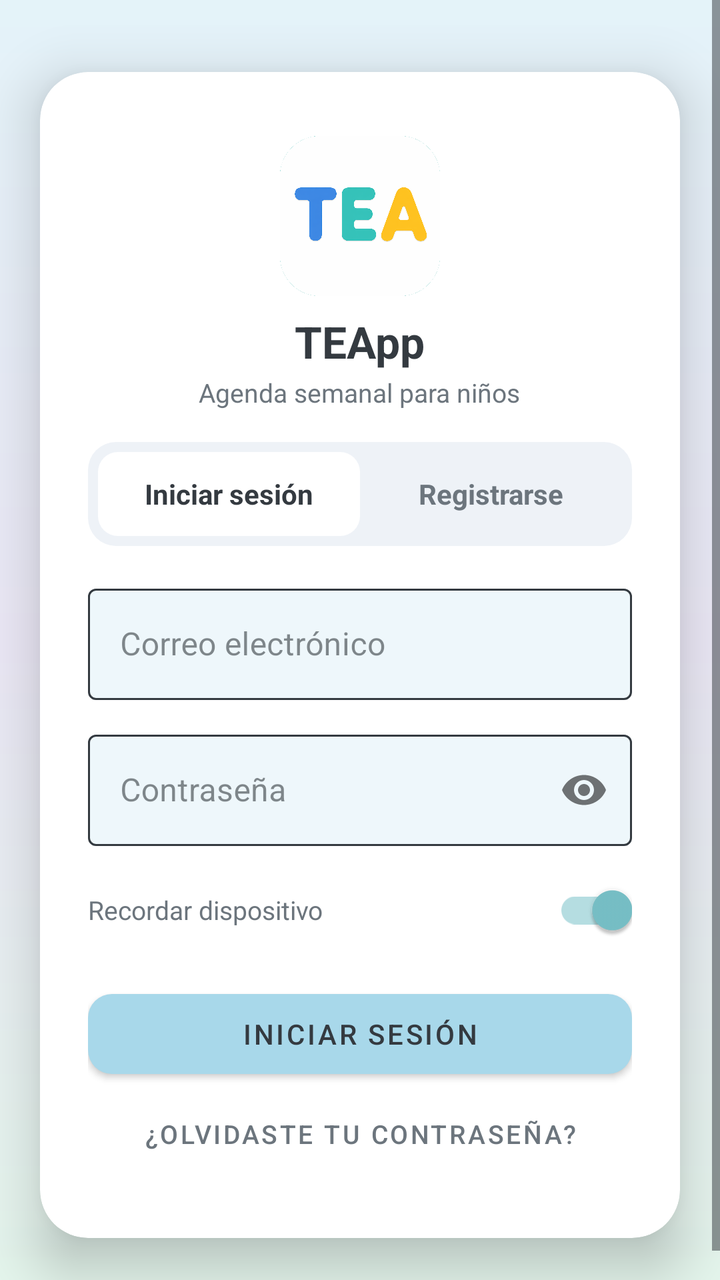
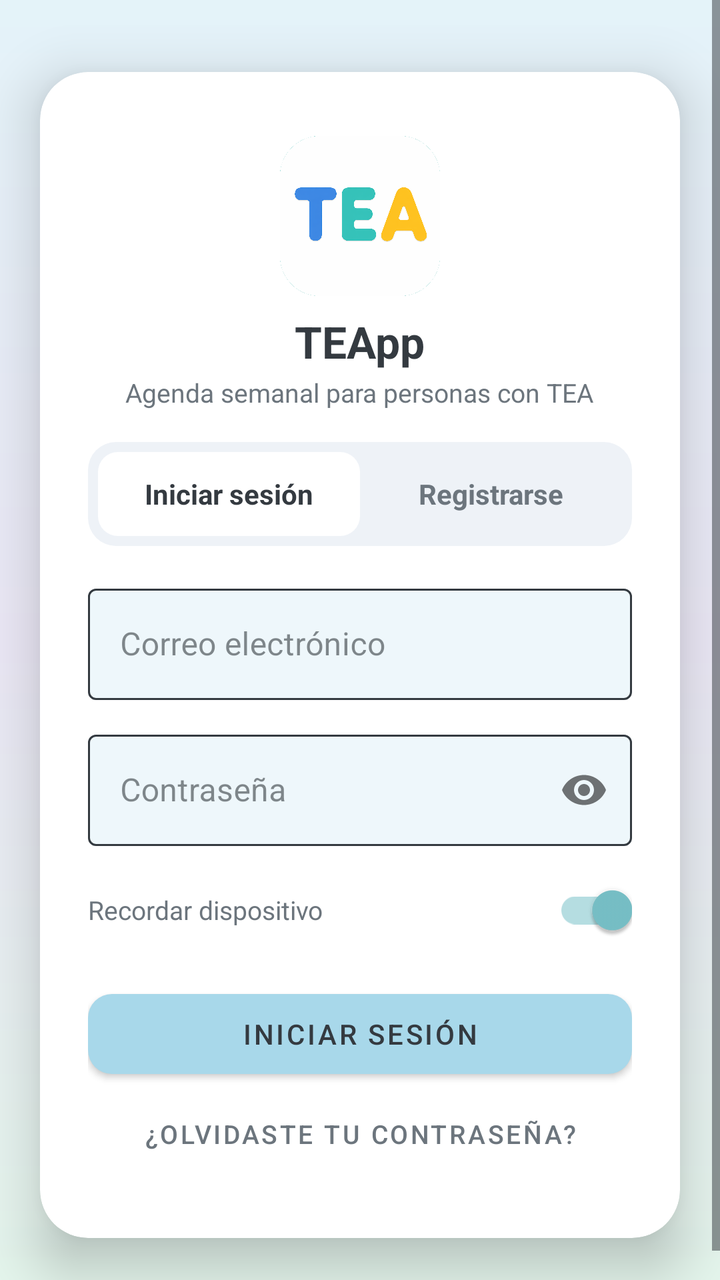

Screens rendered from an Android XML layout before and after an edit, with the pre-edit source and the edit as a unified diff.
<!-- AndroidManifest.xml: application theme Theme.TEApp -->
<!-- res/layout/activity_login.xml -->
<?xml version="1.0" encoding="utf-8"?>
<FrameLayout xmlns:android="http://schemas.android.com/apk/res/android"
    xmlns:app="http://schemas.android.com/apk/res-auto"
    android:layout_width="match_parent"
    android:layout_height="match_parent"
    android:background="@drawable/bg_login_gradient">

    <ScrollView
        android:layout_width="match_parent"
        android:layout_height="match_parent"
        android:fillViewport="true"
        android:clipToPadding="false"
        android:clipChildren="false">

        
        <LinearLayout
            android:layout_width="match_parent"
            android:layout_height="wrap_content"
            android:orientation="vertical"
            android:paddingStart="20dp"
            android:paddingEnd="20dp"
            android:gravity="center_horizontal"
            android:paddingTop="36dp"
            android:paddingBottom="36dp"
            android:clipToPadding="false"
            android:clipChildren="false">

            <androidx.cardview.widget.CardView
                android:layout_width="match_parent"
                android:layout_height="wrap_content"
                app:cardCornerRadius="24dp"
                app:cardElevation="16dp"
                app:cardBackgroundColor="#FFFFFF">

                <LinearLayout
                    android:layout_width="match_parent"
                    android:layout_height="wrap_content"
                    android:orientation="vertical"
                    android:paddingBottom="28dp">

                    
                    <LinearLayout
                        android:layout_width="match_parent"
                        android:layout_height="wrap_content"
                        android:orientation="vertical"
                        android:gravity="center"
                        android:paddingTop="32dp"
                        android:paddingBottom="16dp"
                        android:paddingStart="24dp"
                        android:paddingEnd="24dp">

                        <ImageView
                            android:layout_width="80dp"
                            android:layout_height="80dp"
                            android:src="@drawable/ic_launcher_img"
                            android:scaleType="fitCenter"
                            android:contentDescription="TEApp logo"
                            android:layout_marginBottom="8dp" />

                        <TextView
                            android:layout_width="wrap_content"
                            android:layout_height="wrap_content"
                            android:text="TEApp"
                            android:textSize="22sp"
                            android:textStyle="bold"
                            android:textColor="@color/on_primary" />

                        <TextView
                            android:layout_width="wrap_content"
                            android:layout_height="wrap_content"
                            android:text="Agenda semanal para niños"
                            android:textSize="13sp"
                            android:textColor="@color/text_secondary"
                            android:layout_marginTop="2dp" />

                    </LinearLayout>

                    
                    <LinearLayout
                        android:layout_width="match_parent"
                        android:layout_height="wrap_content"
                        android:orientation="horizontal"
                        android:background="@drawable/bg_pill_tab_container"
                        android:padding="5dp"
                        android:layout_marginStart="24dp"
                        android:layout_marginEnd="24dp"
                        android:layout_marginBottom="4dp">

                        <TextView
                            android:id="@+id/tab_login"
                            android:layout_width="0dp"
                            android:layout_height="42dp"
                            android:layout_weight="1"
                            android:gravity="center"
                            android:text="@string/iniciar_sesion"
                            android:textSize="14sp"
                            android:textStyle="bold"
                            android:textColor="@color/on_primary"
                            android:background="@drawable/bg_pill_tab_active" />

                        <TextView
                            android:id="@+id/tab_register"
                            android:layout_width="0dp"
                            android:layout_height="42dp"
                            android:layout_weight="1"
                            android:gravity="center"
                            android:text="@string/registrarse"
                            android:textSize="14sp"
                            android:textStyle="bold"
                            android:textColor="@color/text_secondary"
                            android:background="@android:color/transparent" />

                    </LinearLayout>

                    
                    <LinearLayout
                        android:layout_width="match_parent"
                        android:layout_height="wrap_content"
                        android:orientation="vertical"
                        android:paddingStart="24dp"
                        android:paddingEnd="24dp"
                        android:paddingTop="12dp">

                        
                        <com.google.android.material.textfield.TextInputLayout
                            android:id="@+id/til_nombre"
                            style="@style/Widget.MaterialComponents.TextInputLayout.OutlinedBox"
                            android:layout_width="match_parent"
                            android:layout_height="wrap_content"
                            android:layout_marginBottom="12dp"
                            android:hint="@string/nombre_completo"
                            android:visibility="gone"
                            app:hintTextColor="@color/text_input_hint"
                            app:boxStrokeColor="@color/text_input_stroke"
                            app:boxBackgroundColor="#EEF7FB">
                            <com.google.android.material.textfield.TextInputEditText
                                android:id="@+id/et_nombre"
                                android:layout_width="match_parent"
                                android:layout_height="wrap_content"
                                android:textColor="@color/on_primary"
                                android:inputType="textPersonName" />
                        </com.google.android.material.textfield.TextInputLayout>

                        
                        <RadioGroup
                            android:id="@+id/radio_group"
                            android:layout_width="match_parent"
                            android:layout_height="wrap_content"
                            android:orientation="horizontal"
                            android:visibility="gone"
                            android:layout_marginBottom="12dp">
                            <RadioButton
                                android:id="@+id/rb_padre"
                                android:layout_width="0dp"
                                android:layout_height="wrap_content"
                                android:layout_weight="1"
                                android:textColor="@color/on_primary"
                                android:text="@string/soy_padre"
                                android:checked="true" />
                            <RadioButton
                                android:id="@+id/rb_terapeuta"
                                android:layout_width="0dp"
                                android:layout_height="wrap_content"
                                android:layout_weight="1"
                                android:textColor="@color/on_primary"
                                android:text="@string/soy_terapeuta" />
                        </RadioGroup>

                        
                        <com.google.android.material.textfield.TextInputLayout
                            android:id="@+id/til_email"
                            style="@style/Widget.MaterialComponents.TextInputLayout.OutlinedBox"
                            android:layout_width="match_parent"
                            android:layout_height="wrap_content"
                            android:layout_marginBottom="12dp"
                            android:hint="@string/correo"
                            app:hintTextColor="@color/text_input_hint"
                            app:boxStrokeColor="@color/text_input_stroke"
                            app:boxBackgroundColor="#EEF7FB">
                            <com.google.android.material.textfield.TextInputEditText
                                android:id="@+id/et_email"
                                android:layout_width="match_parent"
                                android:layout_height="wrap_content"
                                android:textColor="@color/on_primary"
                                android:inputType="textEmailAddress" />
                        </com.google.android.material.textfield.TextInputLayout>

                        
                        <LinearLayout
                            android:id="@+id/til_fecha_nac"
                            android:layout_width="match_parent"
                            android:layout_height="wrap_content"
                            android:orientation="vertical"
                            android:visibility="gone">

                            <TextView
                                android:layout_width="wrap_content"
                                android:layout_height="wrap_content"
                                android:text="@string/fecha_nacimiento"
                                android:textSize="12sp"
                                android:textColor="@color/text_input_hint"
                                android:layout_marginStart="4dp"
                                android:layout_marginBottom="2dp" />

                            <com.google.android.material.textfield.TextInputLayout
                                android:id="@+id/til_fecha_nac_inner"
                                style="@style/Widget.MaterialComponents.TextInputLayout.OutlinedBox"
                                android:layout_width="match_parent"
                                android:layout_height="wrap_content"
                                android:layout_marginBottom="12dp"
                                app:hintEnabled="false"
                                app:boxBackgroundColor="#EEF7FB"
                                app:boxStrokeColor="@color/text_input_stroke">
                                <com.google.android.material.textfield.TextInputEditText
                                    android:id="@+id/et_fecha_nac"
                                    android:layout_width="match_parent"
                                    android:layout_height="wrap_content"
                                    android:textColor="@color/on_primary"
                                    android:textColorHint="@color/text_input_hint"
                                    android:hint="Seleccioná una fecha"
                                    android:focusable="false"
                                    android:clickable="true" />
                            </com.google.android.material.textfield.TextInputLayout>

                        </LinearLayout>

                        
                        <com.google.android.material.textfield.TextInputLayout
                            android:id="@+id/til_password"
                            style="@style/Widget.MaterialComponents.TextInputLayout.OutlinedBox"
                            android:layout_width="match_parent"
                            android:layout_height="wrap_content"
                            android:layout_marginBottom="8dp"
                            android:hint="@string/contrasena"
                            app:passwordToggleEnabled="true"
                            app:hintTextColor="@color/text_input_hint"
                            app:boxStrokeColor="@color/text_input_stroke"
                            app:boxBackgroundColor="#EEF7FB">
                            <com.google.android.material.textfield.TextInputEditText
                                android:id="@+id/et_password"
                                android:layout_width="match_parent"
                                android:layout_height="wrap_content"
                                android:textColor="@color/on_primary"
                                android:inputType="textPassword" />
                        </com.google.android.material.textfield.TextInputLayout>

                        
                        <com.google.android.material.textfield.TextInputLayout
                            android:id="@+id/til_confirm_password"
                            style="@style/Widget.MaterialComponents.TextInputLayout.OutlinedBox"
                            android:layout_width="match_parent"
                            android:layout_height="wrap_content"
                            android:layout_marginBottom="8dp"
                            android:visibility="gone"
                            android:hint="@string/confirmar_contrasena"
                            app:passwordToggleEnabled="true"
                            app:hintTextColor="@color/text_input_hint"
                            app:boxStrokeColor="@color/text_input_stroke"
                            app:boxBackgroundColor="#EEF7FB">
                            <com.google.android.material.textfield.TextInputEditText
                                android:id="@+id/et_confirm_password"
                                android:layout_width="match_parent"
                                android:layout_height="wrap_content"
                                android:textColor="@color/on_primary"
                                android:inputType="textPassword" />
                        </com.google.android.material.textfield.TextInputLayout>

                        
                        <com.google.android.material.switchmaterial.SwitchMaterial
                            android:id="@+id/switch_recordar"
                            android:layout_width="match_parent"
                            android:layout_height="wrap_content"
                            android:text="@string/recordar_dispositivo"
                            android:textColor="@color/text_secondary"
                            android:textSize="13sp"
                            android:checked="true"
                            android:layout_marginBottom="4dp" />

                        
                        <Button
                            android:id="@+id/btn_submit"
                            android:layout_width="match_parent"
                            android:layout_height="52dp"
                            android:layout_marginTop="8dp"
                            android:text="@string/iniciar_sesion"
                            style="@style/Widget.TEApp.Button" />

                        
                        <Button
                            android:id="@+id/btn_olvide"
                            android:layout_width="wrap_content"
                            android:layout_height="wrap_content"
                            android:layout_gravity="center"
                            android:text="@string/olvidaste_contrasena"
                            android:textColor="@color/text_secondary"
                            android:textSize="13sp"
                            style="@style/Widget.MaterialComponents.Button.TextButton" />

                        <ProgressBar
                            android:id="@+id/progress_bar"
                            android:layout_width="wrap_content"
                            android:layout_height="wrap_content"
                            android:layout_gravity="center"
                            android:layout_marginTop="8dp"
                            android:visibility="gone" />

                    </LinearLayout>
                </LinearLayout>
            </androidx.cardview.widget.CardView>

        </LinearLayout>
    </ScrollView>
</FrameLayout>
<!-- resources referenced by this layout -->
<resources>
  <color name="on_primary">#343A40</color>
  <color name="text_secondary">#6C757D</color>
  <!-- drawable bg_login_gradient (drawable) -->
  <?xml version="1.0" encoding="utf-8"?>
  <shape xmlns:android="http://schemas.android.com/apk/res/android"
      android:shape="rectangle">
      <gradient
          android:type="linear"
          android:angle="145"
          android:startColor="#E4F3F9"
          android:centerColor="#EAE7F5"
          android:endColor="#E4F5EC" />
  </shape>
  <!-- drawable bg_pill_tab_active (drawable) -->
  <?xml version="1.0" encoding="utf-8"?>
  <shape xmlns:android="http://schemas.android.com/apk/res/android"
      android:shape="rectangle">
      <solid android:color="#FFFFFF" />
      <corners android:radius="10dp" />
  </shape>
  <!-- drawable bg_pill_tab_container (drawable) -->
  <?xml version="1.0" encoding="utf-8"?>
  <shape xmlns:android="http://schemas.android.com/apk/res/android"
      android:shape="rectangle">
      <solid android:color="#EEF2F7" />
      <corners android:radius="14dp" />
  </shape>
  <!-- drawable ic_launcher_img: png bitmap (drawable, 141925 bytes) -->
  <string name="confirmar_contrasena">Confirmar contraseña</string>
  <string name="contrasena">Contraseña</string>
  <string name="correo">Correo electrónico</string>
  <string name="fecha_nacimiento">Fecha de nacimiento</string>
  <string name="iniciar_sesion">Iniciar sesión</string>
  <string name="nombre_completo">Nombre completo</string>
  <string name="olvidaste_contrasena">¿Olvidaste tu contraseña?</string>
  <string name="recordar_dispositivo">Recordar dispositivo</string>
  <string name="registrarse">Registrarse</string>
  <string name="soy_padre">Soy padre/tutor</string>
  <string name="soy_terapeuta">Soy terapeuta</string>
  <style name="Widget.TEApp.Button" parent="Widget.MaterialComponents.Button">
          <item name="backgroundTint">@color/primary</item>
          <item name="android:textColor">@color/on_primary</item>
          <item name="cornerRadius">12dp</item>
      </style>
  <style name="Theme.TEApp" parent="Theme.MaterialComponents.Light.NoActionBar">
          <item name="colorPrimary">@color/primary</item>
          <item name="colorPrimaryVariant">@color/primary_dark</item>
          <item name="colorOnPrimary">@color/on_primary</item>
          <item name="colorSecondary">@color/secondary</item>
          <item name="colorOnSecondary">@color/on_primary</item>
          <item name="android:colorBackground">@color/background</item>
          <item name="colorSurface">@color/surface</item>
          <item name="colorOnSurface">@color/on_primary</item>
          <item name="colorOnBackground">@color/on_primary</item>
          <item name="android:textColorPrimary">@color/on_primary</item>
          <item name="android:textColorSecondary">@color/text_secondary</item>
          <item name="android:statusBarColor">@color/primary_dark</item>
          <item name="colorControlNormal">@color/on_primary</item>
          <item name="colorControlActivated">@color/primary_dark</item>
      </style>
  <color name="primary">#A8D8EA</color>
  <color name="primary_dark">#78C1C8</color>
  <color name="secondary">#B8E0C8</color>
  <color name="background">#F8F9FA</color>
  <color name="surface">#FFFFFF</color>
</resources>

<!-- the commit's change to res/layout/activity_login.xml (unified diff, before → after) -->
@@ -68,10 +68,10 @@
                         <TextView
                             android:layout_width="wrap_content"
                             android:layout_height="wrap_content"
-                            android:text="Agenda semanal para niños"
-                            android:textSize="13sp"
+                            android:layout_marginTop="2dp"
+                            android:text="Agenda semanal para personas con TEA"
                             android:textColor="@color/text_secondary"
-                            android:layout_marginTop="2dp" />
+                            android:textSize="13sp" />
 
                     </LinearLayout>
 
